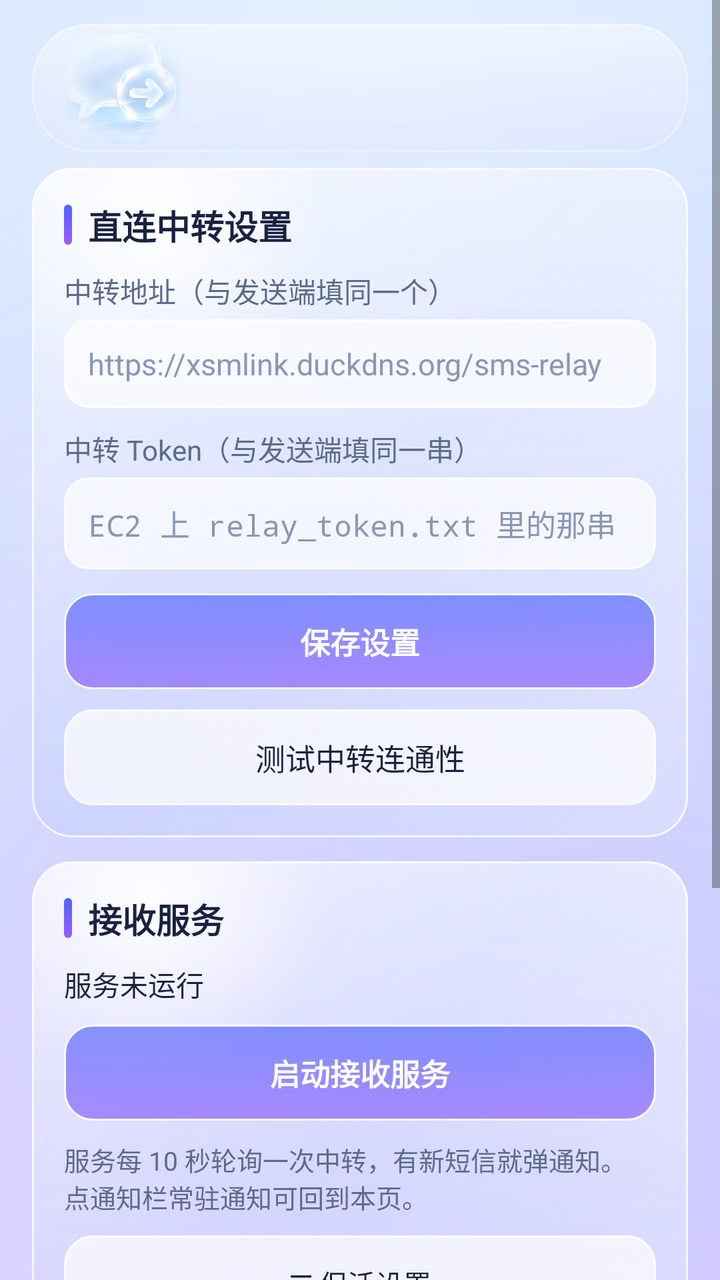
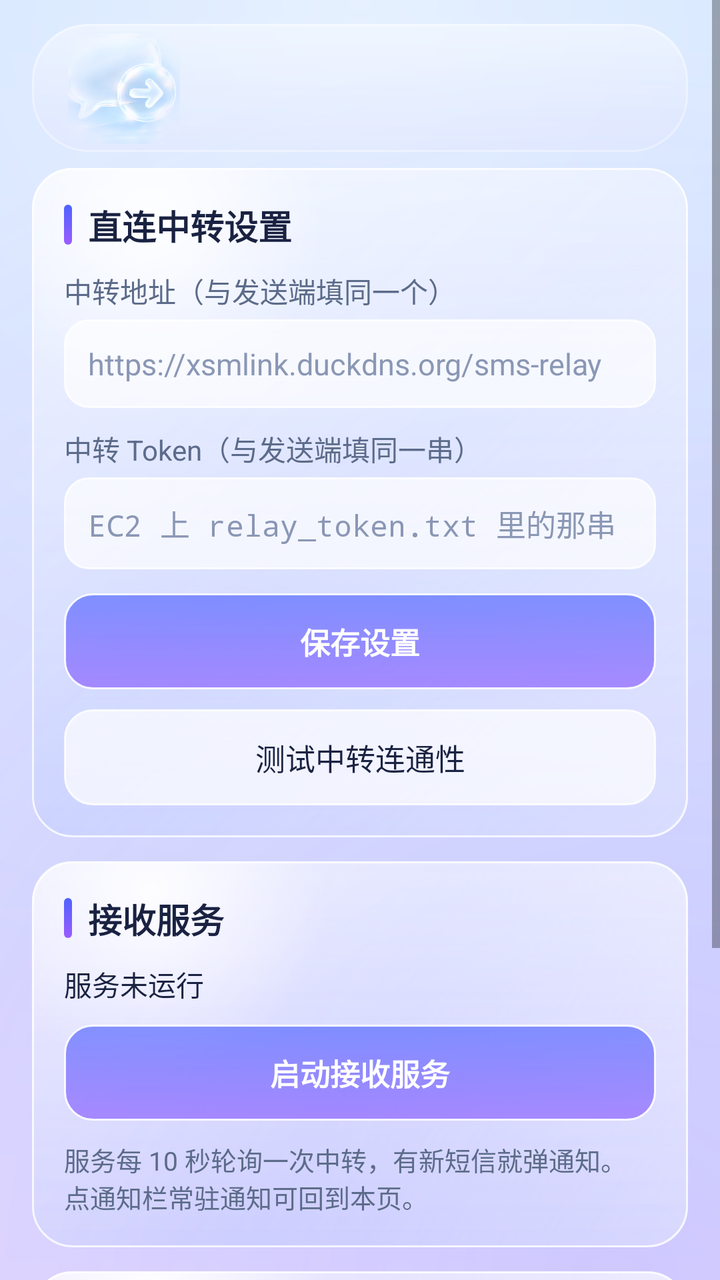

Two renders of the same Android screen: before a commit and after it. Below are the layout's source before the change and the commit's diff.
<!-- AndroidManifest.xml: application theme Theme.SmsForwarder -->
<!-- res/layout/activity_receiver.xml -->
<?xml version="1.0" encoding="utf-8"?>
<FrameLayout xmlns:android="http://schemas.android.com/apk/res/android"
    android:layout_width="match_parent"
    android:layout_height="match_parent">

    <ScrollView
        android:id="@+id/scrollView"
        android:layout_width="match_parent"
        android:layout_height="match_parent">

        <LinearLayout
            android:id="@+id/contentLayout"
            android:layout_width="match_parent"
            android:layout_height="wrap_content"
            android:orientation="vertical"
            android:paddingStart="16dp"
            android:paddingEnd="16dp"
            android:paddingTop="84dp"
            android:paddingBottom="16dp">

            
            <LinearLayout
                android:layout_width="match_parent"
                android:layout_height="wrap_content"
                android:background="@drawable/glass_card"
                android:orientation="vertical"
                android:padding="16dp">

                <LinearLayout
                    android:layout_width="wrap_content"
                    android:layout_height="wrap_content"
                    android:gravity="center_vertical"
                    android:orientation="horizontal">

                    <View
                        android:layout_width="4dp"
                        android:layout_height="20dp"
                        android:background="@drawable/glass_accent_bar" />

                    <TextView
                        android:layout_width="wrap_content"
                        android:layout_height="wrap_content"
                        android:layout_marginStart="8dp"
                        android:text="直连中转设置"
                        android:textColor="@color/glass_text_primary"
                        android:textSize="17sp"
                        android:textStyle="bold" />
                </LinearLayout>

                <TextView
                    android:layout_width="wrap_content"
                    android:layout_height="wrap_content"
                    android:layout_marginTop="10dp"
                    android:text="中转地址（与发送端填同一个）"
                    android:textColor="@color/glass_text_secondary"
                    android:textSize="14sp" />

                <EditText
                    android:id="@+id/etRelayUrl"
                    android:layout_width="match_parent"
                    android:layout_height="wrap_content"
                    android:layout_marginTop="4dp"
                    android:background="@drawable/glass_input"
                    android:hint="https://xsmlink.duckdns.org/sms-relay"
                    android:importantForAutofill="no"
                    android:inputType="textUri"
                    android:padding="12dp"
                    android:singleLine="true"
                    android:textColor="@color/glass_text_primary"
                    android:textColorHint="@color/glass_text_hint"
                    android:textSize="15sp" />

                <TextView
                    android:layout_width="wrap_content"
                    android:layout_height="wrap_content"
                    android:layout_marginTop="10dp"
                    android:text="中转 Token（与发送端填同一串）"
                    android:textColor="@color/glass_text_secondary"
                    android:textSize="14sp" />

                <EditText
                    android:id="@+id/etRelayToken"
                    android:layout_width="match_parent"
                    android:layout_height="wrap_content"
                    android:layout_marginTop="4dp"
                    android:background="@drawable/glass_input"
                    android:hint="EC2 上 relay_token.txt 里的那串"
                    android:importantForAutofill="no"
                    android:inputType="textPassword"
                    android:padding="12dp"
                    android:singleLine="true"
                    android:textColor="@color/glass_text_primary"
                    android:textColorHint="@color/glass_text_hint"
                    android:textSize="15sp" />

                <Button
                    android:id="@+id/btnSaveRelay"
                    android:layout_width="match_parent"
                    android:layout_height="wrap_content"
                    android:layout_marginTop="12dp"
                    android:background="@drawable/glass_btn_primary"
                    android:padding="12dp"
                    android:text="保存设置"
                    android:textColor="#FFFFFF"
                    android:textSize="15sp"
                    android:textStyle="bold" />

                <Button
                    android:id="@+id/btnTestRelayRx"
                    android:layout_width="match_parent"
                    android:layout_height="wrap_content"
                    android:layout_marginTop="10dp"
                    android:background="@drawable/glass_btn_secondary"
                    android:padding="12dp"
                    android:text="测试中转连通性"
                    android:textColor="@color/glass_text_primary"
                    android:textSize="15sp" />
            </LinearLayout>

            
            <LinearLayout
                android:layout_width="match_parent"
                android:layout_height="wrap_content"
                android:layout_marginTop="12dp"
                android:background="@drawable/glass_card"
                android:orientation="vertical"
                android:padding="16dp">

                <LinearLayout
                    android:layout_width="wrap_content"
                    android:layout_height="wrap_content"
                    android:gravity="center_vertical"
                    android:orientation="horizontal">

                    <View
                        android:layout_width="4dp"
                        android:layout_height="20dp"
                        android:background="@drawable/glass_accent_bar" />

                    <TextView
                        android:layout_width="wrap_content"
                        android:layout_height="wrap_content"
                        android:layout_marginStart="8dp"
                        android:text="接收服务"
                        android:textColor="@color/glass_text_primary"
                        android:textSize="17sp"
                        android:textStyle="bold" />
                </LinearLayout>

                <TextView
                    android:id="@+id/tvServiceState"
                    android:layout_width="match_parent"
                    android:layout_height="wrap_content"
                    android:layout_marginTop="10dp"
                    android:text="服务未运行"
                    android:textColor="@color/glass_text_primary"
                    android:textSize="14sp" />

                <Button
                    android:id="@+id/btnToggleService"
                    android:layout_width="match_parent"
                    android:layout_height="wrap_content"
                    android:layout_marginTop="10dp"
                    android:background="@drawable/glass_btn_primary"
                    android:padding="12dp"
                    android:text="启动接收服务"
                    android:textColor="#FFFFFF"
                    android:textSize="15sp"
                    android:textStyle="bold" />

                <TextView
                    android:layout_width="match_parent"
                    android:layout_height="wrap_content"
                    android:layout_marginTop="10dp"
                    android:text="服务每 10 秒轮询一次中转，有新短信就弹通知。\n点通知栏常驻通知可回到本页。"
                    android:textColor="@color/glass_text_secondary"
                    android:textSize="13sp" />

                <Button
                    android:id="@+id/btnKeepAlive"
                    android:layout_width="match_parent"
                    android:layout_height="wrap_content"
                    android:layout_marginTop="10dp"
                    android:background="@drawable/glass_btn_secondary"
                    android:padding="12dp"
                    android:text="☰ 保活设置"
                    android:textColor="@color/glass_text_primary"
                    android:textSize="14sp" />
            </LinearLayout>

            
            <LinearLayout
                android:layout_width="match_parent"
                android:layout_height="wrap_content"
                android:layout_marginTop="12dp"
                android:background="@drawable/glass_card"
                android:orientation="vertical"
                android:padding="16dp">

                <LinearLayout
                    android:layout_width="match_parent"
                    android:layout_height="wrap_content"
                    android:gravity="center_vertical"
                    android:orientation="horizontal">

                    <View
                        android:layout_width="4dp"
                        android:layout_height="20dp"
                        android:background="@drawable/glass_accent_bar" />

                    <TextView
                        android:layout_width="0dp"
                        android:layout_height="wrap_content"
                        android:layout_marginStart="8dp"
                        android:layout_weight="1"
                        android:text="收件箱"
                        android:textColor="@color/glass_text_primary"
                        android:textSize="17sp"
                        android:textStyle="bold" />

                    <Button
                        android:id="@+id/btnRefreshInbox"
                        android:layout_width="wrap_content"
                        android:layout_height="wrap_content"
                        android:background="@drawable/glass_btn_secondary"
                        android:padding="8dp"
                        android:text="刷新"
                        android:textColor="@color/glass_text_primary"
                        android:textSize="13sp" />

                    <Button
                        android:id="@+id/btnClearInbox"
                        android:layout_width="wrap_content"
                        android:layout_height="wrap_content"
                        android:layout_marginStart="8dp"
                        android:background="@drawable/glass_btn_secondary"
                        android:padding="8dp"
                        android:text="清空"
                        android:textColor="@color/glass_text_secondary"
                        android:textSize="13sp" />
                </LinearLayout>

                <LinearLayout
                    android:id="@+id/llInbox"
                    android:layout_width="match_parent"
                    android:layout_height="wrap_content"
                    android:layout_marginTop="8dp"
                    android:orientation="vertical" />
            </LinearLayout>

            
            <LinearLayout
                android:layout_width="match_parent"
                android:layout_height="wrap_content"
                android:layout_marginTop="12dp"
                android:layout_marginBottom="8dp"
                android:background="@drawable/glass_card"
                android:orientation="vertical"
                android:padding="16dp">

                <TextView
                    android:id="@+id/tvRxStatus"
                    android:layout_width="match_parent"
                    android:layout_height="wrap_content"
                    android:text="状态：等待配置"
                    android:textColor="@color/glass_text_primary"
                    android:textSize="14sp" />
            </LinearLayout>

            <Button
                android:id="@+id/btnSwitchRole"
                android:layout_width="match_parent"
                android:layout_height="wrap_content"
                android:layout_marginTop="4dp"
                android:background="@drawable/glass_btn_secondary"
                android:padding="12dp"
                android:text="切换角色…"
                android:textColor="@color/glass_text_secondary"
                android:textSize="14sp" />

        </LinearLayout>
    </ScrollView>

    
    <FrameLayout
        android:id="@+id/liquidHeader"
        android:layout_width="match_parent"
        android:layout_height="64dp"
        android:layout_marginStart="16dp"
        android:layout_marginEnd="16dp"
        android:layout_marginTop="12dp">

        <ImageView
            android:id="@+id/refractionView"
            android:layout_width="match_parent"
            android:layout_height="match_parent"
            android:background="@drawable/liquid_glass_base"
            android:scaleType="fitXY" />

        <ImageView
            android:layout_width="56dp"
            android:layout_height="56dp"
            android:layout_gravity="start|center_vertical"
            android:layout_marginStart="18dp"
            android:alpha="0.9"
            android:src="@drawable/header_bubbles" />

        <View
            android:layout_width="match_parent"
            android:layout_height="match_parent"
            android:background="@drawable/liquid_tint" />

        <View
            android:layout_width="match_parent"
            android:layout_height="match_parent"
            android:background="@drawable/liquid_sheen" />

        <View
            android:layout_width="match_parent"
            android:layout_height="match_parent"
            android:background="@drawable/liquid_glass_edge" />

    </FrameLayout>

    
    <View
        android:id="@+id/drawerScrim"
        android:layout_width="match_parent"
        android:layout_height="match_parent"
        android:alpha="0"
        android:background="#80000000"
        android:visibility="gone" />

    <LinearLayout
        android:id="@+id/drawerPanel"
        android:layout_width="300dp"
        android:layout_height="match_parent"
        android:layout_gravity="start"
        android:background="@drawable/drawer_panel"
        android:elevation="16dp"
        android:orientation="vertical"
        android:padding="20dp"
        android:visibility="invisible">

        <TextView
            android:layout_width="wrap_content"
            android:layout_height="wrap_content"
            android:text="保活设置"
            android:textColor="@color/glass_text_primary"
            android:textSize="20sp"
            android:textStyle="bold" />

        <TextView
            android:layout_width="match_parent"
            android:layout_height="wrap_content"
            android:layout_marginTop="8dp"
            android:text="设置 → 电池 → 短信转发 → 无限制；允许自启动；锁定后台。\n通知栏常驻通知不要划掉，点它可回到本页。"
            android:textColor="@color/glass_text_secondary"
            android:textSize="13sp" />

        <Button
            android:id="@+id/btnBatteryWhitelist"
            android:layout_width="match_parent"
            android:layout_height="wrap_content"
            android:layout_marginTop="16dp"
            android:background="@drawable/glass_btn_secondary"
            android:padding="12dp"
            android:text="加入电池优化白名单（一键）"
            android:textColor="@color/glass_text_primary"
            android:textSize="14sp" />

        <LinearLayout
            android:layout_width="match_parent"
            android:layout_height="wrap_content"
            android:layout_marginTop="20dp"
            android:gravity="center_vertical"
            android:orientation="horizontal">

            <LinearLayout
                android:layout_width="0dp"
                android:layout_height="wrap_content"
                android:layout_weight="1"
                android:orientation="vertical">

                <TextView
                    android:layout_width="wrap_content"
                    android:layout_height="wrap_content"
                    android:text="后台隐藏"
                    android:textColor="@color/glass_text_primary"
                    android:textSize="15sp" />

                <TextView
                    android:layout_width="wrap_content"
                    android:layout_height="wrap_content"
                    android:text="在「最近任务」隐藏卡片，防手滑划掉"
                    android:textColor="@color/glass_text_secondary"
                    android:textSize="12sp" />
            </LinearLayout>

            <Switch
                android:id="@+id/swHideRecents"
                android:layout_width="wrap_content"
                android:layout_height="wrap_content" />
        </LinearLayout>

        <LinearLayout
            android:layout_width="match_parent"
            android:layout_height="wrap_content"
            android:layout_marginTop="20dp"
            android:gravity="center_vertical"
            android:orientation="horizontal">

            <LinearLayout
                android:layout_width="0dp"
                android:layout_height="wrap_content"
                android:layout_weight="1"
                android:orientation="vertical">

                <TextView
                    android:layout_width="wrap_content"
                    android:layout_height="wrap_content"
                    android:text="隐藏常驻通知"
                    android:textColor="@color/glass_text_primary"
                    android:textSize="15sp" />

                <TextView
                    android:layout_width="wrap_content"
                    android:layout_height="wrap_content"
                    android:text="前台服务不变，只是通知不再显示图标"
                    android:textColor="@color/glass_text_secondary"
                    android:textSize="12sp" />
            </LinearLayout>

            <Switch
                android:id="@+id/swHideNotif"
                android:layout_width="wrap_content"
                android:layout_height="wrap_content" />
        </LinearLayout>

        <TextView
            android:layout_width="match_parent"
            android:layout_height="wrap_content"
            android:layout_marginTop="24dp"
            android:gravity="center"
            android:text="点击空白处关闭"
            android:textColor="@color/glass_text_hint"
            android:textSize="12sp" />
    </LinearLayout>

</FrameLayout>
<!-- resources referenced by this layout -->
<resources>
  <color name="glass_text_hint">#8A97B5</color>
  <color name="glass_text_primary">#1A2242</color>
  <color name="glass_text_secondary">#5C6B8A</color>
  <!-- drawable drawer_panel (drawable) -->
  <?xml version="1.0" encoding="utf-8"?>
  <shape xmlns:android="http://schemas.android.com/apk/res/android">
      <solid android:color="#F3F6FE" />
      <corners
          android:topRightRadius="28dp"
          android:bottomRightRadius="28dp" />
  </shape>
  <!-- drawable glass_btn_primary (drawable) -->
  <?xml version="1.0" encoding="utf-8"?>
  <ripple xmlns:android="http://schemas.android.com/apk/res/android"
      android:color="#50FFFFFF">
      <item android:drawable="@drawable/glass_btn_primary_bg" />
  </ripple>
  <!-- drawable glass_btn_secondary (drawable) -->
  <?xml version="1.0" encoding="utf-8"?>
  <ripple xmlns:android="http://schemas.android.com/apk/res/android"
      android:color="#40000000">
      <item android:drawable="@drawable/glass_btn_secondary_bg" />
  </ripple>
  <!-- drawable glass_input (drawable) -->
  <?xml version="1.0" encoding="utf-8"?>
  <shape xmlns:android="http://schemas.android.com/apk/res/android"
      android:shape="rectangle">
      <corners android:radius="12dp" />
      <solid android:color="#B3FFFFFF" />
      <stroke
          android:width="1dp"
          android:color="#D9FFFFFF" />
  </shape>
  <!-- drawable liquid_glass_base (drawable) -->
  <?xml version="1.0" encoding="utf-8"?>
  <shape xmlns:android="http://schemas.android.com/apk/res/android"
      android:shape="rectangle">
      <corners android:radius="28dp" />
      <gradient
          android:angle="270"
          android:startColor="#1FC7DEFF"
          android:endColor="#1FEBDFFF" />
  </shape>
  <!-- drawable liquid_glass_edge (drawable) -->
  <?xml version="1.0" encoding="utf-8"?>
  <shape xmlns:android="http://schemas.android.com/apk/res/android"
      android:shape="rectangle">
      <corners android:radius="28dp" />
      <solid android:color="@android:color/transparent" />
      <stroke
          android:width="1dp"
          android:color="#59FFFFFF" />
  </shape>
  <!-- drawable liquid_sheen (drawable) -->
  <?xml version="1.0" encoding="utf-8"?>
  <shape xmlns:android="http://schemas.android.com/apk/res/android"
      android:shape="rectangle">
      <corners android:radius="28dp" />
      <gradient
          android:angle="270"
          android:startColor="#73FFFFFF"
          android:endColor="#00FFFFFF" />
  </shape>
  <!-- drawable liquid_tint (drawable) -->
  <?xml version="1.0" encoding="utf-8"?>
  <shape xmlns:android="http://schemas.android.com/apk/res/android"
      android:shape="rectangle">
      <corners android:radius="28dp" />
      <gradient
          android:angle="270"
          android:startColor="#12FFFFFF"
          android:centerY="0.6"
          android:centerColor="#05FFFFFF"
          android:endColor="#0DFFFFFF" />
  </shape>
  <style name="Theme.SmsForwarder" parent="android:Theme.Material.Light.NoActionBar">
          <item name="android:windowBackground">@drawable/glass_bg</item>
      </style>
  <color name="glass_accent">#4E63FF</color>
  <color name="glass_accent2">#9B5CFF</color>
  <!-- drawable glass_btn_primary_bg (drawable) -->
  <?xml version="1.0" encoding="utf-8"?>
  <shape xmlns:android="http://schemas.android.com/apk/res/android"
      android:shape="rectangle">
      <corners android:radius="14dp" />
      <gradient
          android:angle="270"
          android:startColor="#A64E63FF"
          android:endColor="#A68A5CFF" />
      <stroke
          android:width="1dp"
          android:color="#E6FFFFFF" />
  </shape>
  <!-- drawable glass_btn_secondary_bg (drawable) -->
  <?xml version="1.0" encoding="utf-8"?>
  <shape xmlns:android="http://schemas.android.com/apk/res/android"
      android:shape="rectangle">
      <corners android:radius="14dp" />
      <solid android:color="#B3FFFFFF" />
      <stroke
          android:width="1dp"
          android:color="#D9FFFFFF" />
  </shape>
  <color name="glass_bg_top">#C7DEFF</color>
  <color name="glass_bg_bottom">#EBDFFF</color>
  <!-- unchanged entries left out for length: 4 -->
</resources>

<!-- the commit's change to res/layout/activity_receiver.xml (unified diff, before → after) -->
@@ -175,17 +175,6 @@
                     android:text="服务每 10 秒轮询一次中转，有新短信就弹通知。\n点通知栏常驻通知可回到本页。"
                     android:textColor="@color/glass_text_secondary"
                     android:textSize="13sp" />
-
-                <Button
-                    android:id="@+id/btnKeepAlive"
-                    android:layout_width="match_parent"
-                    android:layout_height="wrap_content"
-                    android:layout_marginTop="10dp"
-                    android:background="@drawable/glass_btn_secondary"
-                    android:padding="12dp"
-                    android:text="☰ 保活设置"
-                    android:textColor="@color/glass_text_primary"
-                    android:textSize="14sp" />
             </LinearLayout>
 
             
@@ -298,11 +287,14 @@
             android:scaleType="fitXY" />
 
         <ImageView
+            android:id="@+id/headerBubble"
             android:layout_width="56dp"
             android:layout_height="56dp"
             android:layout_gravity="start|center_vertical"
             android:layout_marginStart="18dp"
             android:alpha="0.9"
+            android:clickable="true"
+            android:focusable="true"
             android:src="@drawable/header_bubbles" />
 
         <View
@@ -319,6 +311,13 @@
             android:layout_width="match_parent"
             android:layout_height="match_parent"
             android:background="@drawable/liquid_glass_edge" />
+
+        
+        <com.example.smsforward.WaveRippleView
+            android:id="@+id/waveRipple"
+            android:layout_width="match_parent"
+            android:layout_height="match_parent"
+            android:visibility="gone" />
 
     </FrameLayout>
 
